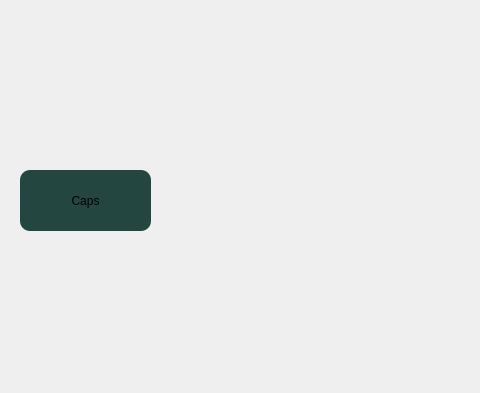
deepthagreenmed/VitrectomyMain, file textkeypad.ui: the form before one commit; both pictures show x 0 to 480 and y 0 to 393 of the 1437 by 393 pixel window.
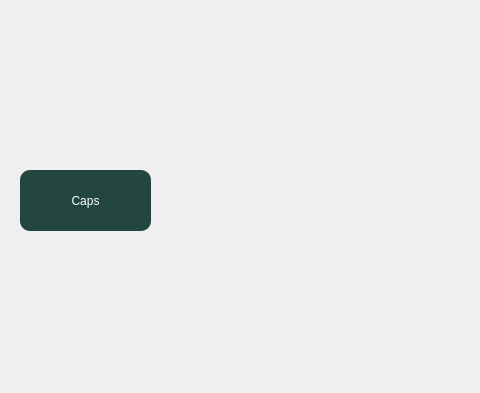
The form after the commit. Icons and pictures are not drawn.

```diff
--- a/textkeypad.ui
+++ b/textkeypad.ui
@@ -1008,7 +1008,8 @@
    </property>
    <property name="styleSheet">
     <string notr="true">background-color: rgb(35, 71, 64);
-border-radius:10px;</string>
+border-radius:10px;
+color: rgb(255, 255, 255);</string>
    </property>
    <property name="text">
     <string>Caps</string>
```
